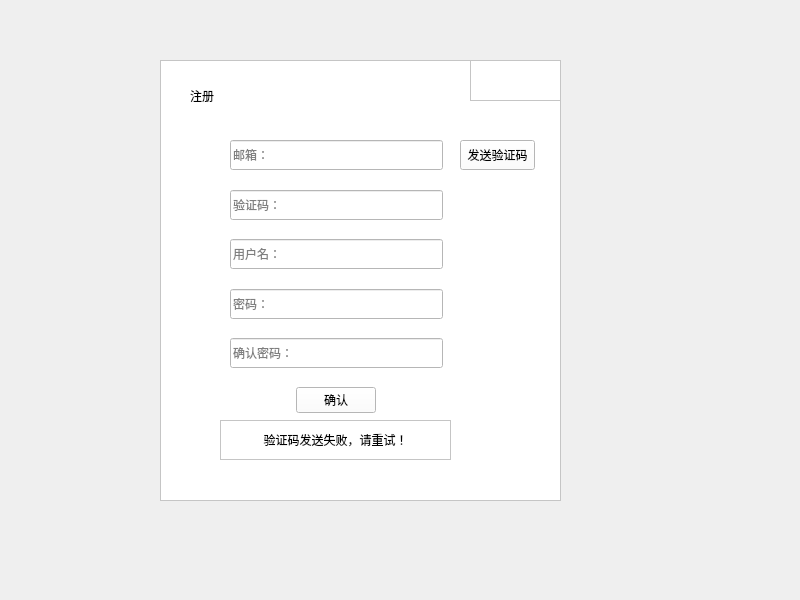
Old version of the form frontend/signup.ui in the repository AiDahanwen/BUAA_2024_Python_Project.
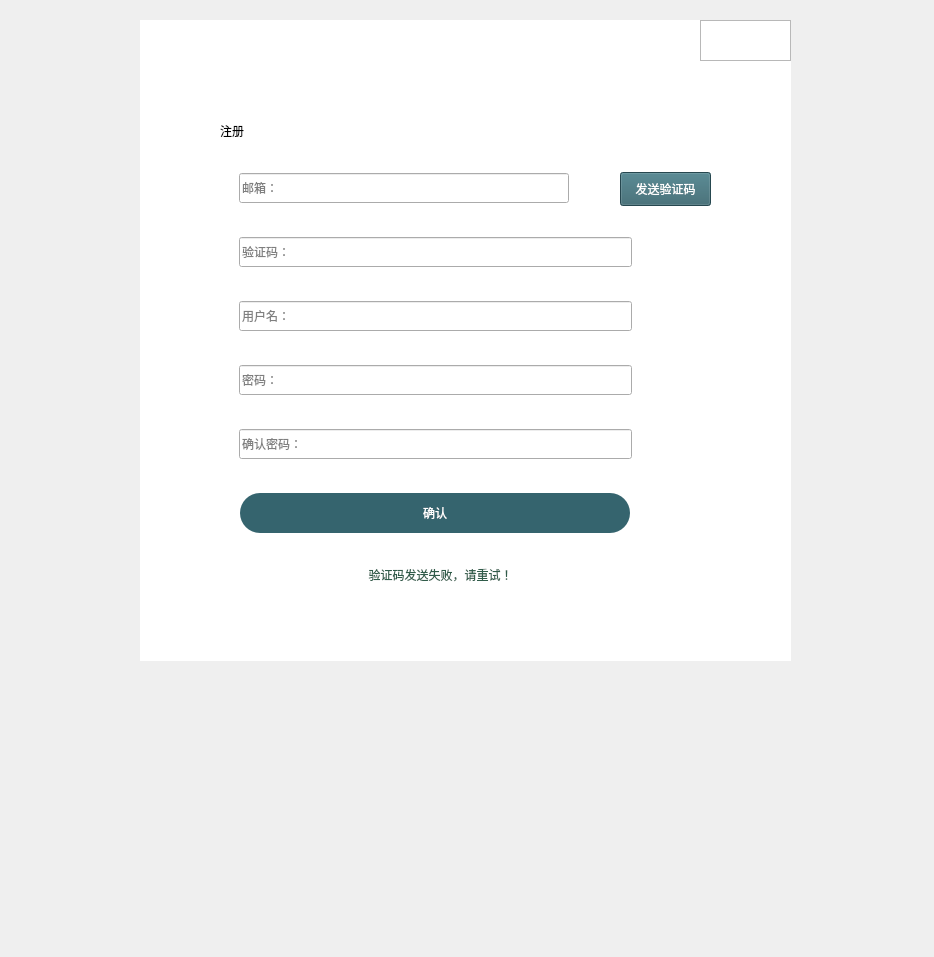
New version of the form. The open tabs and pages were chosen to show the change. Icons and pictures are not drawn.

Commit message: frontend-finish signup-cuzn

```diff
--- a/frontend/signup.ui
+++ b/frontend/signup.ui
@@ -6,8 +6,8 @@
    <rect>
     <x>0</x>
     <y>0</y>
-    <width>800</width>
-    <height>600</height>
+    <width>934</width>
+    <height>957</height>
    </rect>
   </property>
   <property name="windowTitle">
@@ -17,10 +17,10 @@
    <widget class="QFrame" name="frame">
     <property name="geometry">
      <rect>
-      <x>160</x>
-      <y>60</y>
-      <width>401</width>
-      <height>441</height>
+      <x>140</x>
+      <y>20</y>
+      <width>651</width>
+      <height>641</height>
      </rect>
     </property>
     <property name="sizePolicy">
@@ -36,7 +36,10 @@
      </size>
     </property>
     <property name="styleSheet">
-     <string notr="true">background-color: rgb(255, 255, 255);</string>
+     <string notr="true">QFrame#frame{
+border-radius:20px;
+background-color: rgb(255, 255, 255);
+}</string>
     </property>
     <property name="frameShape">
      <enum>QFrame::StyledPanel</enum>
@@ -47,10 +50,10 @@
     <widget class="QLabel" name="label">
      <property name="geometry">
       <rect>
-       <x>30</x>
-       <y>20</y>
+       <x>80</x>
+       <y>90</y>
        <width>135</width>
-       <height>31</height>
+       <height>41</height>
       </rect>
      </property>
      <property name="sizePolicy">
@@ -75,10 +78,10 @@
     <widget class="QFrame" name="frame_2">
      <property name="geometry">
       <rect>
-       <x>61</x>
-       <y>71</y>
-       <width>231</width>
-       <height>291</height>
+       <x>90</x>
+       <y>130</y>
+       <width>411</width>
+       <height>411</height>
       </rect>
      </property>
      <property name="sizePolicy">
@@ -113,10 +116,16 @@
         </property>
         <property name="minimumSize">
          <size>
-          <width>0</width>
+          <width>330</width>
           <height>30</height>
          </size>
         </property>
+        <property name="maximumSize">
+         <size>
+          <width>330</width>
+          <height>16777215</height>
+         </size>
+        </property>
         <property name="text">
          <string/>
         </property>
@@ -188,6 +197,25 @@
       </item>
       <item alignment="Qt::AlignHCenter">
        <widget class="QPushButton" name="pushButton_S_ensure">
+        <property name="minimumSize">
+         <size>
+          <width>390</width>
+          <height>40</height>
+         </size>
+        </property>
+        <property name="styleSheet">
+         <string notr="true">QPushButton#pushButton_S_ensure{
+background-color: rgb(53, 100, 110);
+color: rgb(255, 255, 255);
+font: 10pt &quot;微软雅黑&quot;;
+border-radius:20px;
+}
+QPushButton:hover{
+padding-left:5px;
+padding-top:5px;
+}
+</string>
+        </property>
         <property name="text">
          <string>确认</string>
         </property>
@@ -198,7 +226,7 @@
     <widget class="QFrame" name="frame_10">
      <property name="geometry">
       <rect>
-       <x>310</x>
+       <x>560</x>
        <y>0</y>
        <width>91</width>
        <height>41</height>
@@ -248,10 +276,10 @@
     <widget class="QPushButton" name="pushButton_S_send">
      <property name="geometry">
       <rect>
-       <x>300</x>
-       <y>80</y>
-       <width>75</width>
-       <height>30</height>
+       <x>480</x>
+       <y>152</y>
+       <width>91</width>
+       <height>34</height>
       </rect>
      </property>
      <property name="minimumSize">
@@ -261,66 +289,55 @@
       </size>
      </property>
      <property name="styleSheet">
-      <string notr="true">QPushButton:pressed{
+      <string notr="true">
+QPushButton:hover{
 	padding-left:5px;
 	padding-top:5px;
+}
+QPushButton#pushButton_S_send{
+	background-color: rgb(53, 100, 110);
+	color: rgb(255, 255, 255);
+	font: 10pt &quot;微软雅黑&quot;;
 }</string>
      </property>
      <property name="text">
       <string>发送验证码</string>
      </property>
     </widget>
-    <widget class="QFrame" name="frame_3">
+    <widget class="QListView" name="listView">
      <property name="geometry">
       <rect>
-       <x>60</x>
-       <y>360</y>
-       <width>231</width>
-       <height>40</height>
+       <x>0</x>
+       <y>0</y>
+       <width>651</width>
+       <height>641</height>
       </rect>
      </property>
-     <property name="sizePolicy">
-      <sizepolicy hsizetype="Preferred" vsizetype="Expanding">
-       <horstretch>0</horstretch>
-       <verstretch>10</verstretch>
-      </sizepolicy>
+     <property name="styleSheet">
+      <string notr="true">border-image:url(:/pictures/pictures/find_password_background.jpg);
+border-radius:20px;</string>
      </property>
-     <property name="minimumSize">
-      <size>
-       <width>231</width>
-       <height>31</height>
-      </size>
-     </property>
-     <property name="frameShape">
-      <enum>QFrame::StyledPanel</enum>
-     </property>
-     <property name="frameShadow">
-      <enum>QFrame::Raised</enum>
-     </property>
-     <layout class="QHBoxLayout" name="horizontalLayout">
-      <property name="spacing">
-       <number>0</number>
-      </property>
-      <property name="leftMargin">
-       <number>0</number>
-      </property>
-      <property name="topMargin">
-       <number>0</number>
-      </property>
-      <property name="rightMargin">
-       <number>0</number>
-      </property>
-      <property name="bottomMargin">
-       <number>0</number>
-      </property>
-      <item>
+    </widget>
        <widget class="QStackedWidget" name="stackedWidget">
+     <property name="geometry">
+      <rect>
+       <x>150</x>
+       <y>520</y>
+       <width>301</width>
+       <height>69</height>
+      </rect>
+     </property>
         <property name="minimumSize">
          <size>
           <width>229</width>
           <height>30</height>
          </size>
         </property>
+     <property name="styleSheet">
+      <string notr="true">background-color: rgba(255, 255, 255, 0);
+color: rgb(48, 92, 74);
+font: 10pt &quot;微软雅黑&quot;;</string>
+     </property>
         <property name="currentIndex">
          <number>6</number>
         </property>
@@ -452,9 +469,46 @@
          </layout>
         </widget>
        </widget>
-      </item>
-     </layout>
+    <widget class="QListView" name="listView_2">
+     <property name="geometry">
+      <rect>
+       <x>50</x>
+       <y>70</y>
+       <width>551</width>
+       <height>531</height>
+      </rect>
+     </property>
+     <property name="styleSheet">
+      <string notr="true">background-color: rgba(255, 255, 255, 170);
+border-radius:20px;</string>
+     </property>
     </widget>
+    <widget class="QLabel" name="label_8">
+     <property name="geometry">
+      <rect>
+       <x>0</x>
+       <y>0</y>
+       <width>651</width>
+       <height>41</height>
+      </rect>
+     </property>
+     <property name="styleSheet">
+      <string notr="true">background-color: rgb(255, 255, 255);
+border-top-right-radius:20px;
+border-top-left-radius:20px;</string>
+     </property>
+     <property name="text">
+      <string/>
+     </property>
+    </widget>
+    <zorder>listView</zorder>
+    <zorder>listView_2</zorder>
+    <zorder>label</zorder>
+    <zorder>frame_2</zorder>
+    <zorder>pushButton_S_send</zorder>
+    <zorder>stackedWidget</zorder>
+    <zorder>label_8</zorder>
+    <zorder>frame_10</zorder>
    </widget>
   </widget>
  </widget>
```
Left out of the diff: 14 changed lines with no effect on the pictures. Lines whose indentation alone changed are shown as unchanged. The commit also changes 2 other files.
